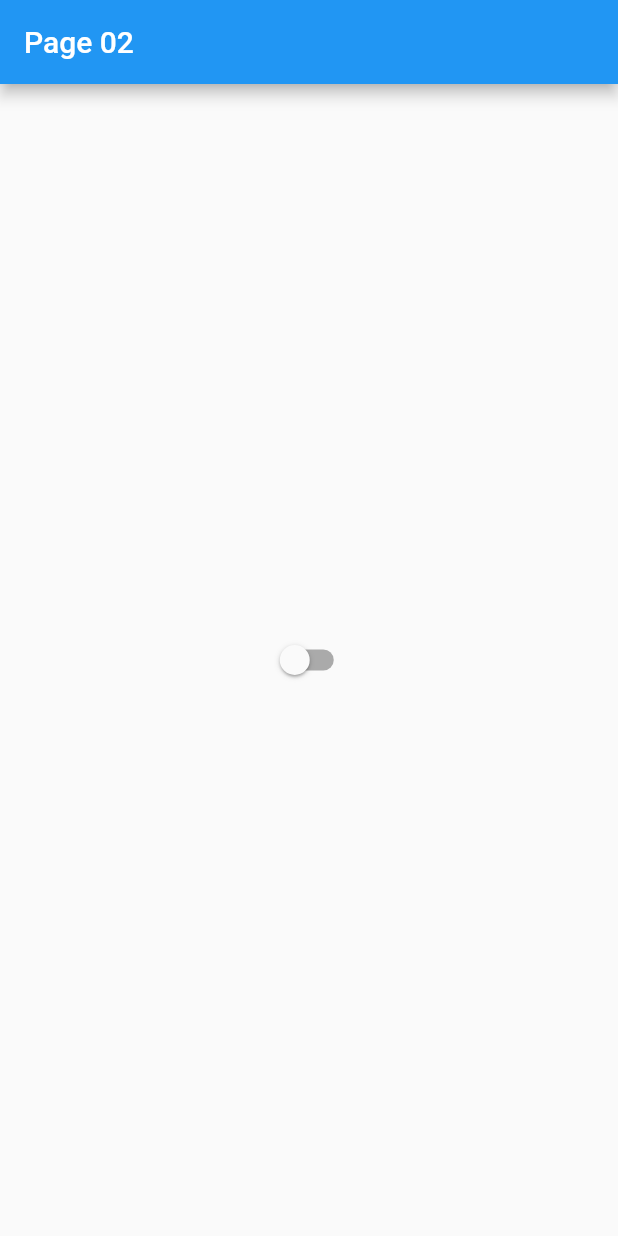
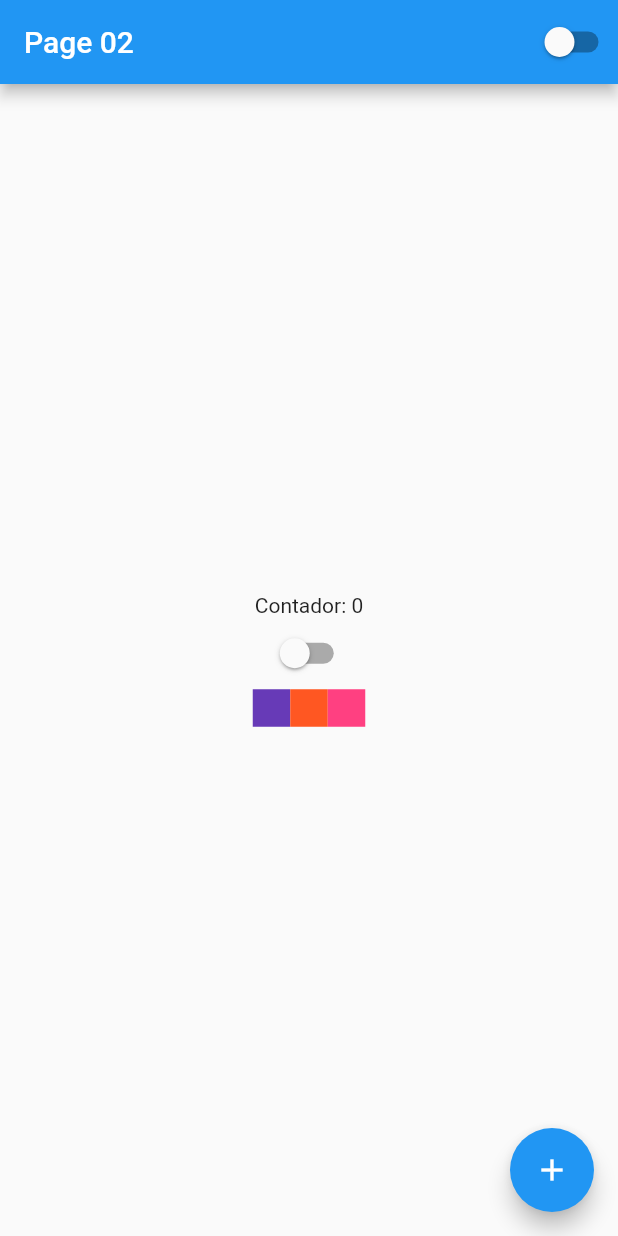
Before and after one commit to George-Trindade/AppMotoMechanics-Flutter, a Flutter app: the screen it shows after launch, on a phone screen of 412 x 824 dp. Run offline on Flutter 3.47's test engine with Material 2 defaults, Android fonts, the phone set to English and light mode, and no system bars.

Commit message:
Aula08-LinhasColunas

```diff
--- a/lib/ComEstado.dart
+++ b/lib/ComEstado.dart
@@ -1,6 +1,8 @@
 import 'package:flutter/material.dart';
 
 import 'Tema.dart';
+
+int cont = 0;
 
 class ComEstado extends StatefulWidget {
   @override
@@ -15,14 +17,59 @@ class Estado extends State<ComEstado> {
     return Scaffold(
       appBar: AppBar(
         title: Text("Page 02"),
+        actions: [
+          MeuSwitcher(),
+        ],
       ),
-      body: Center(
-        child: Switch(
-            value: Tema.instance.isThemeDark,
-            onChanged: (value) {
-              Tema.instance.changeTheme();
-            }),
+      body: Container(
+        width: double.infinity,
+        height: double.infinity,
+        child: Column(mainAxisAlignment: MainAxisAlignment.center, children: [
+          Text('Contador: $cont'),
+          MeuSwitcher(),
+          Row(
+            mainAxisAlignment: MainAxisAlignment.center,
+            children: [
+              Container(
+                width: 25,
+                height: 25,
+                color: Colors.deepPurple,
+              ),
+              Container(
+                width: 25,
+                height: 25,
+                color: Colors.deepOrange,
+              ),
+              Container(
+                width: 25,
+                height: 25,
+                color: Colors.pinkAccent,
+              ),
+            ],
+          )
+        ]),
+      ),
+      floatingActionButton: FloatingActionButton(
+        child: Icon(Icons.add),
+        onPressed: () {
+          setState(() {
+            cont++;
+          });
+        },
       ),
     );
   }
 }
+
+class MeuSwitcher extends StatelessWidget {
+  @override
+  Widget build(BuildContext context) {
+    return Switch(
+      value: Tema.instance.isThemeDark,
+      onChanged: (value) {
+        Tema.instance.changeTheme();
+        cont--;
+      },
+    );
+  }
+}
```
